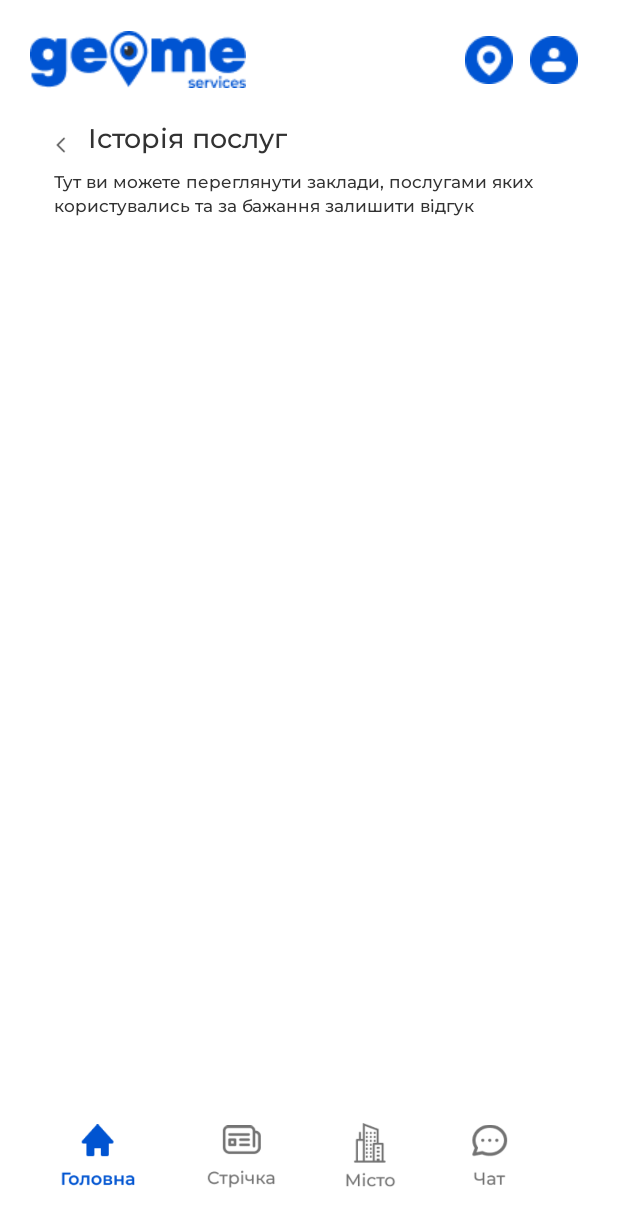
After one commit to anastasih/geome, an Android app: the ServiceHistoryActivity screen opened directly, with no data from a screen before it, on a phone screen of 412 x 824 dp. The commit adds this screen. Shown: the top 1227 px of the screen. Run offline under Robolectric (Android 15) with nearby library versions, the phone set to English and light mode, and no system bars.

Commit message:
11 commit by Anastasiia

```diff
--- a/app/src/main/AndroidManifest.xml
+++ b/app/src/main/AndroidManifest.xml
@@ -35,6 +35,9 @@
             android:exported="false" />
         <activity
             android:name=".Accommodation_options"
+            android:exported="false" />
+        <activity
+            android:name=".ServiceHistoryActivity"
             android:exported="false" />
         <activity
             android:name=".Services"
--- a/app/src/main/java/com/example/geome/DeliveryActivity.java
+++ b/app/src/main/java/com/example/geome/DeliveryActivity.java
@@ -97,7 +97,7 @@ public class DeliveryActivity extends AppCompatActivity   {
         dbHelper = new DatabaseHelper(DeliveryActivity.this);
         user = AppData.getInstance().getUser();
         int idCity = dbHelper.getCityForUser(user.getUserPhone());
-        Toast.makeText(this, "UserPhone = " + user.getUserPhone(), Toast.LENGTH_SHORT).show();
+        //Toast.makeText(this, "UserPhone = " + user.getUserPhone(), Toast.LENGTH_SHORT).show();
         List<Company> companies = getCompaniesByCategoryAndCity(idCity, 5);
 
         CompanyListAdapter adapter = new CompanyListAdapter(this, R.layout.delivery_card, companies);
--- /dev/null
+++ b/app/src/main/java/com/example/geome/Models/ServiceHistoryAdapter.java
@@ -0,0 +1,4 @@
+package com.example.geome.Models;
+
+public class ServiceHistoryAdapter {
+}
--- /dev/null
+++ b/app/src/main/java/com/example/geome/ServiceHistoryActivity.java
@@ -0,0 +1,87 @@
+package com.example.geome;
+
+import androidx.appcompat.app.AppCompatActivity;
+import androidx.core.content.ContextCompat;
+import androidx.fragment.app.Fragment;
+import androidx.fragment.app.FragmentManager;
+import androidx.fragment.app.FragmentTransaction;
+
+import android.content.Intent;
+import android.graphics.drawable.Drawable;
+import android.os.Bundle;
+import android.view.View;
+import android.widget.ImageButton;
+import android.widget.ImageView;
+import android.widget.ListView;
+
+import com.example.geome.Models.AppData;
+import com.example.geome.Models.User;
+
+public class ServiceHistoryActivity extends AppCompatActivity {
+    private ImageButton ImageButtonMain, ImageButtonRibbon, ImageButtonCity, ImageButtonChat,
+            ImageButtonProfile;
+    private User user;
+    public ImageView buttonBack;
+    public ListView lvHistory;
+    @Override
+    protected void onCreate(Bundle savedInstanceState) {
+        super.onCreate(savedInstanceState);
+        setContentView(R.layout.activity_service_history);
+
+       initDate();
+       initView();
+    }
+
+    private void initDate(){
+        user = AppData.getInstance().getUser();
+    }
+
+    public void initView(){
+        ImageButtonMain = findViewById(R.id.ImageButtonMain);
+        ImageButtonRibbon = findViewById(R.id.ImageButtonRibbon);
+        ImageButtonCity = findViewById(R.id.ImageButtonCity);
+        ImageButtonChat = findViewById(R.id.ImageButtonChat);
+        ImageButtonProfile = findViewById(R.id.ImageButtonProfile);
+        buttonBack = findViewById(R.id.buttonBack);
+        lvHistory = findViewById(R.id.lvHistory);
+
+        buttonBack.setOnClickListener(this::buttonBackClick);
+        ImageButtonMain.setOnClickListener(this::ImageButtonMainClick);
+        ImageButtonRibbon.setOnClickListener(this::ImageButtonRibbonClick);
+        ImageButtonCity.setOnClickListener(this::ImageButtonCityClick);
+        ImageButtonChat.setOnClickListener(this::ImageButtonChatClick);
+        ImageButtonProfile.setOnClickListener(this::ImageButtonProfileClick);
+
+
+
+    }
+
+    private void ImageButtonProfileClick(View view) {
+        Intent intent = new Intent(ServiceHistoryActivity.this, MainBottomMenuActivity.class);
+        intent.putExtra("fragmentName", ProfileFragment.class.getName());
+        startActivity(intent);
+    }
+    private void ImageButtonChatClick(View view) {
+        Intent intent = new Intent(ServiceHistoryActivity.this, MainBottomMenuActivity.class);
+        intent.putExtra("fragmentName", ChatFragment.class.getName());
+        startActivity(intent);
+    }
+    private void ImageButtonCityClick(View view) {
+        Intent intent = new Intent(ServiceHistoryActivity.this, MainBottomMenuActivity.class);
+        intent.putExtra("fragmentName", CityFragment.class.getName());
+        startActivity(intent);
+    }
+    private void ImageButtonRibbonClick(View view) {
+        Intent intent = new Intent(ServiceHistoryActivity.this, MainBottomMenuActivity.class);
+        intent.putExtra("fragmentName", NewsFeedFragment.class.getName());
+        startActivity(intent);
+    }
+    private void ImageButtonMainClick(View view) {
+        Intent intent = new Intent(ServiceHistoryActivity.this, HomePage.class);
+        startActivity(intent);
+    }
+    private void buttonBackClick(View view) {
+        Intent intent = new Intent(ServiceHistoryActivity.this, HomePage.class);
+        startActivity(intent);
+    }
+}
--- /dev/null
+++ b/app/src/main/res/layout/activity_service_history.xml
@@ -0,0 +1,161 @@
+<?xml version="1.0" encoding="utf-8"?>
+<androidx.constraintlayout.widget.ConstraintLayout xmlns:android="http://schemas.android.com/apk/res/android"
+    xmlns:app="http://schemas.android.com/apk/res-auto"
+    xmlns:tools="http://schemas.android.com/tools"
+    android:layout_width="match_parent"
+    android:layout_height="match_parent"
+    android:orientation="vertical"
+    tools:context=".ServiceHistoryActivity">
+
+    <LinearLayout
+        android:id="@+id/linearLayout"
+        android:layout_width="match_parent"
+        android:layout_height="80dp"
+        android:gravity="center_vertical"
+        android:orientation="horizontal"
+        app:layout_constraintTop_toTopOf="parent">
+
+        <ImageView
+            android:id="@+id/imageView"
+            android:layout_width="wrap_content"
+            android:layout_height="wrap_content"
+            android:layout_gravity="center"
+            android:layout_marginLeft="20dp"
+            android:layout_marginBottom="0dp"
+            app:srcCompat="@drawable/logo" />
+
+        <ImageButton
+            android:id="@+id/ImageButtonMap"
+            android:layout_width="43dp"
+            android:layout_height="56dp"
+            android:layout_gravity="center"
+            android:layout_marginLeft="140dp"
+            android:background="#00000000"
+            android:contentDescription="Кнопка Мапа"
+            android:src="@drawable/map_icon" />
+
+        <ImageButton
+            android:id="@+id/ImageButtonProfile"
+            android:layout_width="43dp"
+            android:layout_height="56dp"
+            android:layout_gravity="center"
+            android:background="#00000000"
+            android:contentDescription="Кнопка профіль"
+            android:src="@drawable/background_user_icon" />
+    </LinearLayout>
+
+    <LinearLayout
+        android:id="@+id/linearLayout4"
+        android:layout_width="337dp"
+        android:layout_height="33dp"
+        android:layout_gravity="center"
+        android:orientation="horizontal"
+        app:layout_constraintEnd_toEndOf="parent"
+        app:layout_constraintStart_toStartOf="parent"
+        app:layout_constraintTop_toBottomOf="@+id/linearLayout">
+
+        <ImageView
+            android:id="@+id/buttonBack"
+            android:layout_width="11dp"
+            android:layout_height="wrap_content"
+            android:layout_gravity="center"
+            app:srcCompat="@drawable/next" />
+
+        <TextView
+            android:id="@+id/nameVacancy"
+            android:layout_width="wrap_content"
+            android:layout_height="33dp"
+            android:layout_gravity="center"
+            android:layout_marginLeft="10dp"
+            android:fontFamily="@font/montserrat_medium"
+            android:lineHeight="22sp"
+            android:text="Історія послуг"
+            android:textAlignment="center"
+            android:textColor="#323232"
+            android:textSize="18dp" />
+
+    </LinearLayout>
+
+    <TextView
+        android:id="@+id/textView9"
+        android:layout_width="340dp"
+        android:layout_height="wrap_content"
+        android:layout_gravity="center"
+        android:fontFamily="@font/montserrat_medium"
+        android:lineHeight="16sp"
+        android:text="Тут ви можете переглянути заклади, послугами яких користувались та за бажання залишити відгук"
+        android:textColor="#323232"
+        android:textSize="11dp"
+        app:layout_constraintEnd_toEndOf="parent"
+        app:layout_constraintStart_toStartOf="parent"
+        app:layout_constraintTop_toBottomOf="@+id/linearLayout4" />
+
+    <ListView
+        android:id="@+id/lvHistory"
+        android:layout_width="match_parent"
+        android:layout_height="0dp"
+        app:layout_constraintBottom_toTopOf="@+id/linearLayout3"
+        app:layout_constraintTop_toBottomOf="@+id/textView9" />
+
+
+    <LinearLayout
+        android:id="@+id/linearLayout3"
+        android:layout_width="match_parent"
+        android:layout_height="100dp"
+        android:gravity="center_vertical"
+        android:orientation="horizontal"
+        app:layout_constraintBottom_toBottomOf="parent"
+        app:layout_constraintEnd_toEndOf="parent"
+        app:layout_constraintStart_toStartOf="parent"
+        tools:ignore="MissingConstraints">
+
+        <ImageButton
+            android:id="@+id/ImageButtonMain"
+            android:layout_width="60dp"
+            android:layout_height="60dp"
+            android:layout_gravity="center"
+            android:layout_marginLeft="35dp"
+            android:adjustViewBounds="true"
+            android:background="#00000000"
+            android:contentDescription="Кнопка головна"
+            android:scaleType="fitCenter"
+            android:src="@drawable/main" />
+
+        <ImageButton
+            android:id="@+id/ImageButtonRibbon"
+            android:layout_width="60dp"
+            android:layout_height="60dp"
+            android:layout_gravity="center"
+            android:layout_marginLeft="35dp"
+            android:adjustViewBounds="true"
+            android:background="#00000000"
+            android:contentDescription="Кнопка стрічка"
+            android:scaleType="fitCenter"
+            android:src="@drawable/strichka" />
+
+        <ImageButton
+            android:id="@+id/ImageButtonCity"
+            android:layout_width="60dp"
+            android:layout_height="60dp"
+            android:layout_gravity="center"
+            android:layout_marginLeft="25dp"
+            android:adjustViewBounds="true"
+            android:background="#00000000"
+            android:contentDescription="Кнопка місто"
+            android:scaleType="fitCenter"
+            android:src="@drawable/city" />
+
+        <ImageButton
+            android:id="@+id/ImageButtonChat"
+            android:layout_width="60dp"
+            android:layout_height="60dp"
+            android:layout_gravity="center"
+            android:layout_marginLeft="20dp"
+            android:adjustViewBounds="true"
+            android:background="#00000000"
+            android:contentDescription="Кнопка чат"
+            android:scaleType="fitCenter"
+            android:src="@drawable/chat" />
+
+    </LinearLayout>
+</androidx.constraintlayout.widget.ConstraintLayout>
--- a/app/src/main/res/layout/fragment_profile.xml
+++ b/app/src/main/res/layout/fragment_profile.xml
@@ -178,6 +178,7 @@
                 android:src="@drawable/service_history_icon"/>
 
             <TextView
+                android:id="@+id/serviceHistory"
                 android:layout_width="300dp"
                 android:layout_height="wrap_content"
                 android:fontFamily="@font/montserrat_medium"
```
Also changed, not shown: app/src/main/java/com/example/geome/Models/DatabaseHelper.java (+153 -1 lines), app/src/main/java/com/example/geome/Models/Reviews.java (+10 -4 lines), app/src/main/java/com/example/geome/Models/Room.java (added, +77 -0 lines), app/src/main/java/com/example/geome/Models/ServiceHistory.java (added, +11 -0 lines), app/src/main/java/com/example/geome/ProfileFragment.java (+8 -3 lines), app/src/main/res/layout/service_history_card.xml (added, +109 -0 lines).
